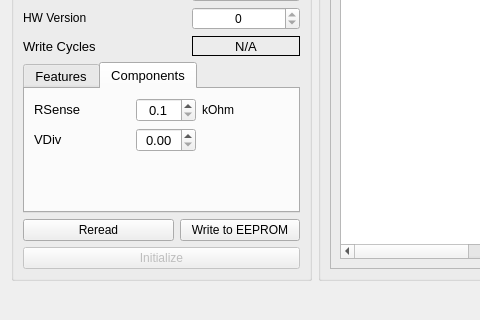
Qt form muondetector-gui/src/main/calibform.ui (MuonPi/muondetector) before a commit; both pictures show x 0 to 480 and y 107 to 427 of the 629 by 427 pixel window.
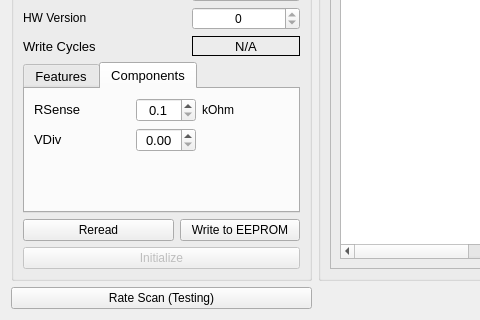
The same form after that commit. The open tabs and pages were chosen to show the change.

What changed in the file:
```diff
--- a/muondetector-gui/src/main/calibform.ui
+++ b/muondetector-gui/src/main/calibform.ui
@@ -598,7 +598,7 @@
      </layout>
     </widget>
    </item>
-   <item row="1" column="1" rowspan="2">
+   <item row="1" column="1" rowspan="3">
     <spacer name="verticalSpacer_2">
      <property name="orientation">
       <enum>Qt::Vertical</enum>
@@ -611,7 +611,7 @@
      </property>
     </spacer>
    </item>
-   <item row="2" column="0">
+   <item row="3" column="0">
     <spacer name="verticalSpacer">
      <property name="orientation">
       <enum>Qt::Vertical</enum>
@@ -624,6 +624,13 @@
      </property>
     </spacer>
    </item>
+   <item row="2" column="0">
+    <widget class="QPushButton" name="rateScanPushButton">
+     <property name="text">
+      <string>Rate Scan (Testing)</string>
+     </property>
+    </widget>
+   </item>
   </layout>
  </widget>
  <resources/>
```
Left out of the diff: 4 changed lines with no effect on the pictures.
